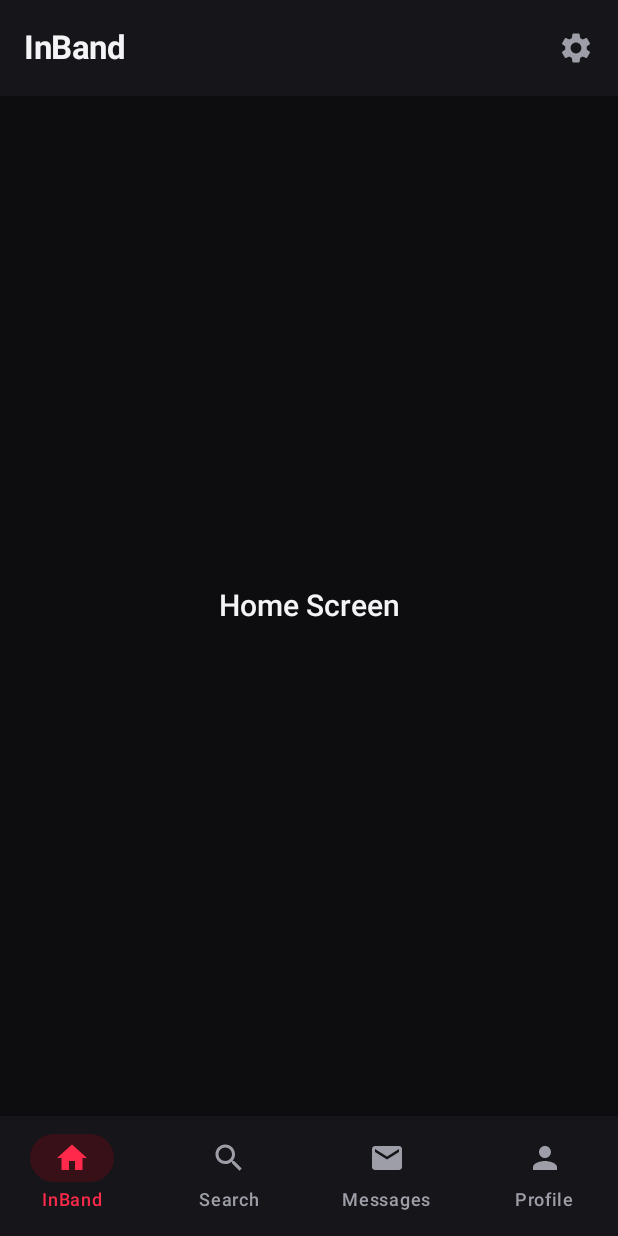
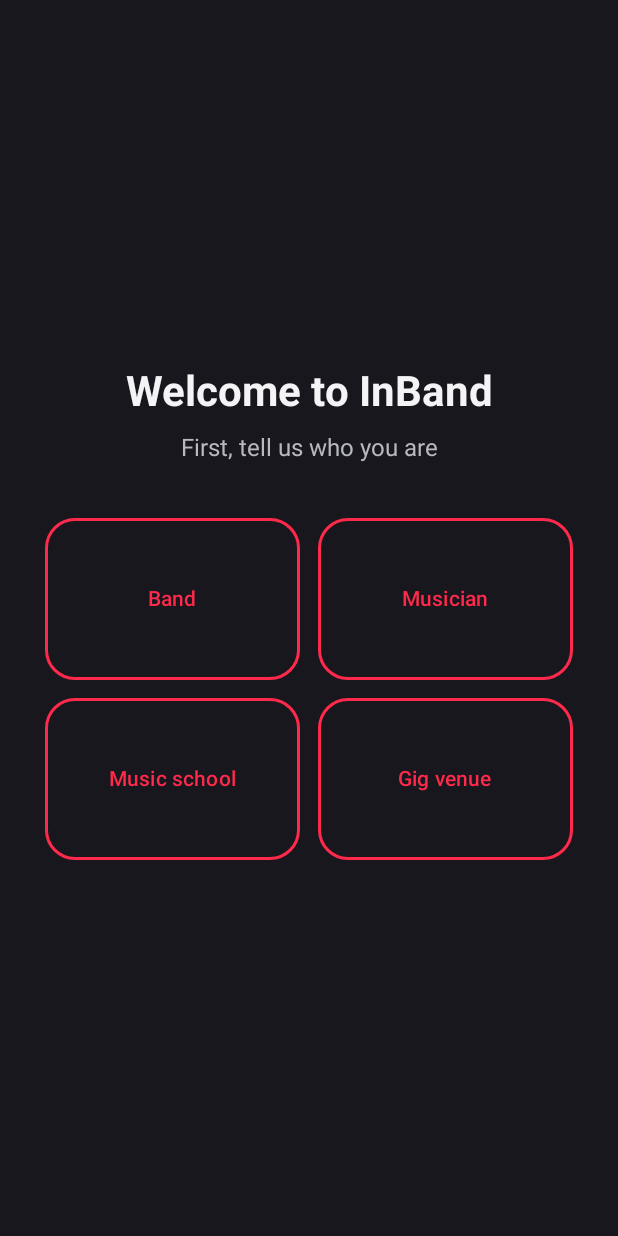
Before and after one commit to Jeppooo/InBand, an Android app built with Jetpack Compose: the screen it shows after launch (MainActivity), on a phone screen of 412 x 824 dp. Run offline under Robolectric (Android 15) with nearby library versions, the phone set to English and light mode, and no system bars.

Commit message:
Added option to choose role

```diff
--- a/app/src/main/java/com/example/inband/MainActivity.kt
+++ b/app/src/main/java/com/example/inband/MainActivity.kt
@@ -1,11 +1,17 @@
 package com.example.inband
 
 import android.os.Bundle
+import androidx.compose.animation.Crossfade
+import androidx.compose.animation.core.tween
 import androidx.activity.ComponentActivity
 import androidx.activity.compose.setContent
 import androidx.activity.enableEdgeToEdge
+import androidx.compose.foundation.BorderStroke
+import androidx.compose.foundation.background
+import androidx.compose.foundation.layout.Arrangement
 import androidx.compose.foundation.layout.Box
 import androidx.compose.foundation.layout.Column
+import androidx.compose.foundation.layout.Row
 import androidx.compose.foundation.layout.Spacer
 import androidx.compose.foundation.layout.WindowInsets
 import androidx.compose.foundation.layout.WindowInsetsSides
@@ -22,6 +28,7 @@ import androidx.compose.material.icons.filled.Home
 import androidx.compose.material.icons.filled.Person
 import androidx.compose.material.icons.filled.Search
 import androidx.compose.material.icons.filled.Settings
+import androidx.compose.material3.ButtonDefaults
 import androidx.compose.material3.ExperimentalMaterial3Api
 import androidx.compose.material3.Icon
 import androidx.compose.material3.IconButton
@@ -30,6 +37,7 @@ import androidx.compose.material3.NavigationBar
 import androidx.compose.material3.NavigationBarDefaults
 import androidx.compose.material3.NavigationBarItem
 import androidx.compose.material3.NavigationBarItemDefaults
+import androidx.compose.material3.OutlinedButton
 import androidx.compose.material3.OutlinedTextField
 import androidx.compose.material3.Scaffold
 import androidx.compose.material3.Surface
@@ -44,6 +52,8 @@ import androidx.compose.runtime.remember
 import androidx.compose.runtime.setValue
 import androidx.compose.ui.Alignment
 import androidx.compose.ui.Modifier
+import androidx.compose.ui.graphics.Color
+import androidx.compose.foundation.shape.RoundedCornerShape
 import androidx.compose.ui.graphics.vector.ImageVector
 import androidx.compose.ui.text.font.FontWeight
 import androidx.compose.ui.unit.dp
@@ -78,10 +88,17 @@ class MainActivity : ComponentActivity() {
 @OptIn(ExperimentalMaterial3Api::class)
 @Composable
 fun MainScreen() {
+    var selectedRole by remember { mutableStateOf<String?>(null) }
     var selectedItem by remember { mutableStateOf(NavigationItem.HOME) }
     val bottomNavItems = listOf(NavigationItem.HOME, NavigationItem.SEARCH, NavigationItem.MESSAGES, NavigationItem.PROFILE)
 
-    Scaffold(
+    Crossfade(
+        targetState = selectedRole != null,
+        animationSpec = tween(durationMillis = 350),
+        label = "role-to-main-transition"
+    ) { showMainScreen ->
+        if (showMainScreen) {
+            Scaffold(
         modifier = Modifier.fillMaxSize(),
         containerColor = MaterialTheme.colorScheme.background,
         topBar = {
@@ -146,6 +163,59 @@ fun MainScreen() {
                 NavigationItem.MESSAGES -> DirectMessagesScreen()
                 NavigationItem.PROFILE -> ProfileScreen()
                 NavigationItem.SETTINGS -> SettingsScreen()
+            }
+        }
+    }
+        } else {
+            RoleSelectionScreen(onRoleSelected = { selectedRole = it })
+        }
+    }
+}
+
+@Composable
+fun RoleSelectionScreen(onRoleSelected: (String) -> Unit) {
+    val roles = listOf("Band", "Musician", "Music school", "Gig venue")
+
+    Column(
+        modifier = Modifier
+            .fillMaxSize()
+            .background(Color(0xFF17171D))
+            .padding(24.dp),
+        verticalArrangement = Arrangement.Center,
+        horizontalAlignment = Alignment.CenterHorizontally
+    ) {
+        Text(
+            text = "Welcome to InBand",
+            fontSize = 28.sp,
+            fontWeight = FontWeight.Bold,
+            color = Color(0xFFF4F4F6)
+        )
+        Spacer(modifier = Modifier.height(8.dp))
+        Text(
+            text = "First, tell us who you are",
+            fontSize = 16.sp,
+            color = Color(0xFFB8B8C2)
+        )
+        Spacer(modifier = Modifier.height(28.dp))
+        roles.chunked(2).forEach { roleRow ->
+            Row(modifier = Modifier.fillMaxWidth()) {
+                roleRow.forEach { role ->
+                    OutlinedButton(
+                        onClick = { onRoleSelected(role) },
+                        modifier = Modifier
+                            .weight(1f)
+                            .height(120.dp)
+                            .padding(6.dp),
+                        shape = RoundedCornerShape(20.dp),
+                        border = BorderStroke(2.dp, Color(0xFFFF2A4B)),
+                        colors = ButtonDefaults.outlinedButtonColors(
+                            containerColor = Color.Transparent,
+                            contentColor = Color(0xFFFF2A4B)
+                        )
+                    ) {
+                        Text(role)
+                    }
+                }
             }
         }
     }
```
